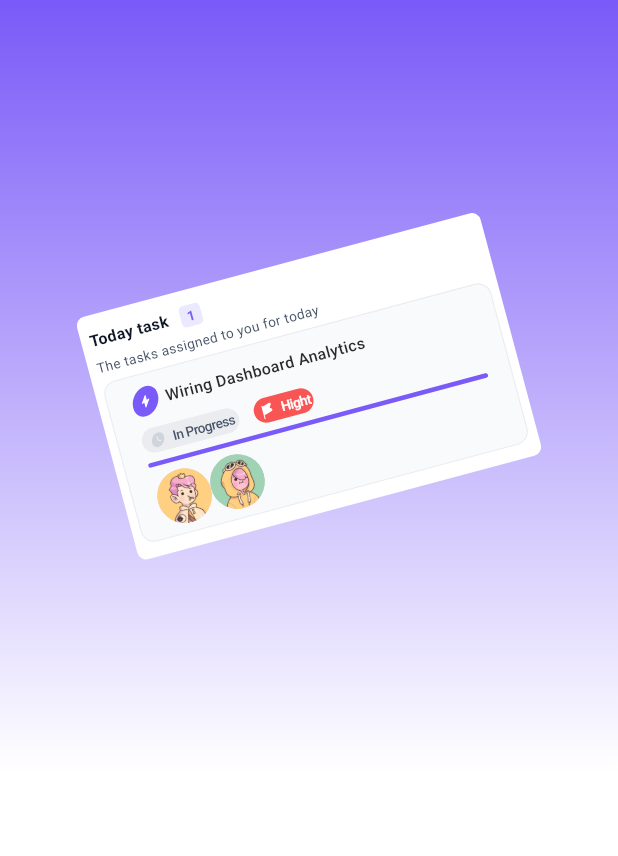
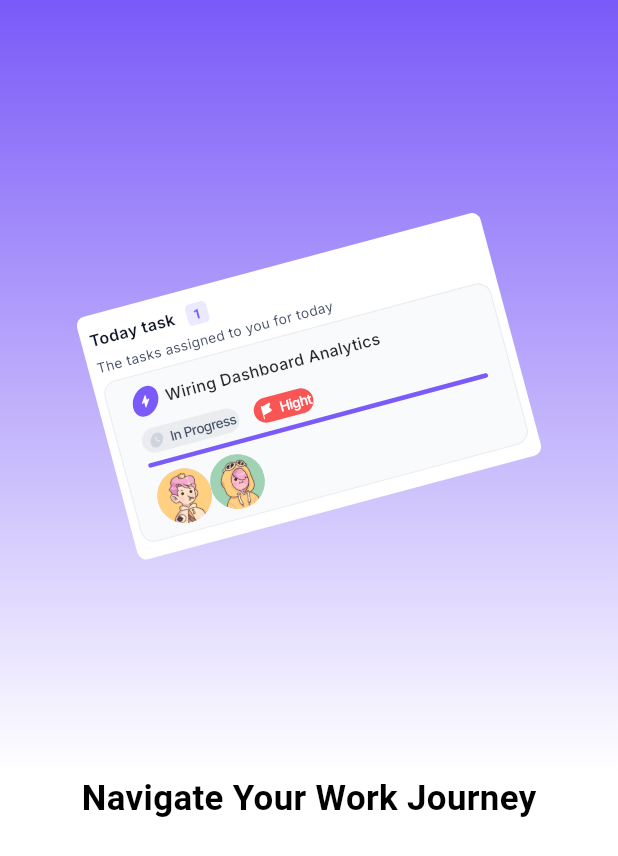
Before and after one commit to rkhang7/hrm, a Flutter app: the screen it shows after launch, on a phone screen of 412 x 824 dp. Shown: the top 856 px of the screen. Run offline on Flutter 3.47's test engine with Material 3 defaults, Android fonts, the phone set to English and light mode, and no system bars; drawn by our look-alikes of skeletonizer; our stand-ins replace flutter_screenutil, flutter_svg, gap, get, google_fonts, hexcolor; Roboto replaces fonts that are missing (NotoSerifKR).

Commit message:
update font

```diff
--- a/assets/langs/en.json
+++ b/assets/langs/en.json
@@ -5,5 +5,6 @@
     "the_tasks_assigned_to_you_for_today": "The tasks assigned to you for today",
     "wiring_dashboard_analytics": "Wiring Dashboard Analytics",
     "in_progress": "In Progress",
-    "hight": "Hight"
+    "hight": "Hight",
+    "navigate_your_work": "Navigate Your Work Journey"
 }
--- a/lib/app.dart
+++ b/lib/app.dart
@@ -20,7 +20,7 @@ class App extends StatelessWidget {
         locale: TranslationService.locale,
         fallbackLocale: TranslationService.fallbackLocale,
         getPages: AppPages.getPages,
-        initialRoute: AppRoutes.signUp,
+        initialRoute: AppRoutes.onBoard,
         theme: ThemeData(
           textTheme: GoogleFonts.inderTextTheme(
             Theme.of(context).textTheme,
--- a/lib/commom/widgets/base_text.dart
+++ b/lib/commom/widgets/base_text.dart
@@ -1,5 +1,6 @@
 import 'package:flutter/widgets.dart';
 import 'package:flutter_screenutil/flutter_screenutil.dart';
+import 'package:google_fonts/google_fonts.dart';
 import 'package:hrm/core/theme/pallete.dart';
 
 class BaseText extends StatelessWidget {
@@ -20,10 +21,11 @@ class BaseText extends StatelessWidget {
   final double? decorationThickness;
   final FontStyle? fontStyle;
   final double? letterSpacing;
+
   const BaseText({
     super.key,
     required this.text,
-    this.font = AppFont.noto,
+    this.font = AppFont.roboto,
     this.fontSize,
     this.fontWeight = FontWeight.w400,
     this.color,
@@ -47,12 +49,7 @@ class BaseText extends StatelessWidget {
       onTap: onTap,
       child: Text(
         text,
-        style: TextStyle(
-          fontFamily: font == AppFont.pretendard
-              ? 'Pretendard'
-              : font == AppFont.milion
-                  ? 'Minion'
-                  : 'NotoSerifKR',
+        style: _getFontStyle().copyWith(
           fontSize: fontSize ?? 14.sp,
           fontWeight: fontWeight,
           color: color ?? Pallete.blackColor,
@@ -71,6 +68,17 @@ class BaseText extends StatelessWidget {
       ),
     );
   }
+
+  TextStyle _getFontStyle() {
+    switch (font) {
+      case AppFont.roboto:
+        return GoogleFonts.roboto();
+      case AppFont.inter:
+        return GoogleFonts.inter();
+      default:
+        return GoogleFonts.roboto();
+    }
+  }
 }
 
-enum AppFont { noto, pretendard, milion }
+enum AppFont { inter, roboto }
--- /dev/null
+++ b/lib/features/authentication/bindings/onboard_binding.dart
@@ -0,0 +1,11 @@
+import 'package:get/get.dart';
+import 'package:hrm/features/authentication/controllers/onboard_controller.dart';
+
+class OnBoardBinding extends Bindings {
+  @override
+  void dependencies() {
+    Get.lazyPut(
+      () => OnboardController(),
+    );
+  }
+}
--- a/lib/features/authentication/bindings/sign_up_binding.dart
+++ /dev/null
@@ -1,11 +0,0 @@
-import 'package:get/get.dart';
-import 'package:hrm/features/authentication/controllers/sign_up_controller.dart';
-
-class SignUpBinding extends Bindings {
-  @override
-  void dependencies() {
-    Get.lazyPut(
-      () => SignUpController(),
-    );
-  }
-}
--- a/lib/features/authentication/controllers/sign_up_controller.dart
+++ b/lib/features/authentication/controllers/onboard_controller.dart
@@ -1,3 +1,3 @@
 import 'package:hrm/commom/base/base_controller.dart';
 
-class SignUpController extends BaseController {}
+class OnboardController extends BaseController {}
--- a/lib/features/authentication/views/pages/sign_up_page.dart
+++ b/lib/features/authentication/views/pages/onboard_page.dart
@@ -7,12 +7,12 @@ import 'package:hrm/commom/pages/base_page.dart';
 import 'package:hrm/commom/widgets/base_svg_icon.dart';
 import 'package:hrm/commom/widgets/base_text.dart';
 import 'package:hrm/core/theme/pallete.dart';
-import 'package:hrm/features/authentication/controllers/sign_up_controller.dart';
+import 'package:hrm/features/authentication/controllers/onboard_controller.dart';
 import 'package:hrm/utils/constants/assets_constants.dart';
 import 'package:hrm/utils/constants/spacing_constants.dart';
 
-class SignUpPage extends GetView<SignUpController> {
-  const SignUpPage({super.key});
+class OnboardPage extends GetView<OnboardController> {
+  const OnboardPage({super.key});
 
   @override
   Widget build(BuildContext context) {
@@ -27,7 +27,18 @@ class SignUpPage extends GetView<SignUpController> {
           ),
           Expanded(
             flex: 3,
-            child: Container(color: Pallete.whiteColor),
+            child: Container(
+              color: Pallete.whiteColor,
+              child: Column(
+                children: [
+                  BaseText(
+                    text: 'navigate_your_work'.tr,
+                    fontSize: 24.sp,
+                    fontWeight: FontWeight.w600,
+                  )
+                ],
+              ),
+            ),
           ),
         ],
       ),
@@ -70,6 +81,7 @@ class SignUpPage extends GetView<SignUpController> {
             text: 'the_tasks_assigned_to_you_for_today'.tr,
             fontSize: 9.44.sp,
             color: Pallete.secondTextColor,
+            font: AppFont.inter,
           ),
           _buildTaskDetails(),
         ],
@@ -85,6 +97,7 @@ class SignUpPage extends GetView<SignUpController> {
           fontWeight: FontWeight.w600,
           color: Pallete.primaryTextColor,
           fontSize: 11.sp,
+          font: AppFont.inter,
         ),
         Gap(8.w),
         Container(
@@ -142,6 +155,7 @@ class SignUpPage extends GetView<SignUpController> {
           color: HexColor("#2B2B2B"),
           fontWeight: FontWeight.w500,
           fontSize: 11.sp,
+          font: AppFont.inter,
         ),
       ],
     );
@@ -193,6 +207,7 @@ class SignUpPage extends GetView<SignUpController> {
             fontWeight: FontWeight.w500,
             color: textColor,
             letterSpacing: -0.39.sp,
+            font: AppFont.inter,
           ),
         ],
       ),
--- a/lib/routes/app_pages.dart
+++ b/lib/routes/app_pages.dart
@@ -1,14 +1,14 @@
 import 'package:get/route_manager.dart';
-import 'package:hrm/features/authentication/bindings/sign_up_binding.dart';
-import 'package:hrm/features/authentication/views/pages/sign_up_page.dart';
+import 'package:hrm/features/authentication/bindings/onboard_binding.dart';
+import 'package:hrm/features/authentication/views/pages/onboard_page.dart';
 import 'package:hrm/routes/app_routes.dart';
 
 class AppPages {
   static var getPages = [
     GetPage(
-      name: AppRoutes.signUp,
-      page: () => const SignUpPage(),
-      binding: SignUpBinding(),
+      name: AppRoutes.onBoard,
+      page: () => const OnboardPage(),
+      binding: OnBoardBinding(),
     )
   ];
 }
--- a/lib/routes/app_routes.dart
+++ b/lib/routes/app_routes.dart
@@ -1,4 +1,5 @@
 class AppRoutes {
   static const String signUp = "/sign_up";
   static const String signIn = "/sign_in";
+  static const String onBoard = "/on_board";
 }
--- a/pubspec.yaml
+++ b/pubspec.yaml
@@ -52,7 +52,7 @@ dev_dependencies:
   # activated in the `analysis_options.yaml` file located at the root of your
   # package. See that file for information about deactivating specific lint
   # rules and activating additional ones.
-  flutter_lints: ^3.0.0
+  flutter_lints: ^5.0.0
 
 # For information on the generic Dart part of this file, see the
 # following page: https://dart.dev/tools/pub/pubspec
```
Also changed, not shown: pubspec.lock, 3 other files.
